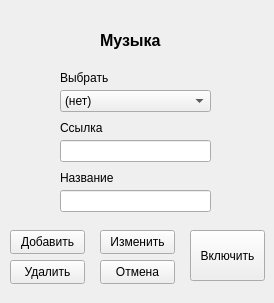
This is my_helper/notebook/designer_ui/music.ui in SmolPO/vertical as Qt 5 draws it before an edit. The edited form follows.
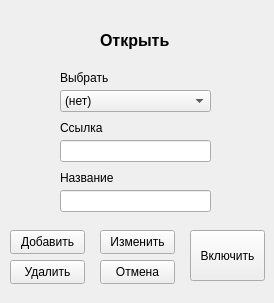
This is the edited form.

Diff of the .ui file:
```diff
--- a/my_helper/notebook/designer_ui/music.ui
+++ b/my_helper/notebook/designer_ui/music.ui
@@ -29,7 +29,7 @@
     </font>
    </property>
    <property name="text">
-    <string>Музыка</string>
+    <string>Открыть</string>
    </property>
   </widget>
   <widget class="QComboBox" name="cb_select">
```
